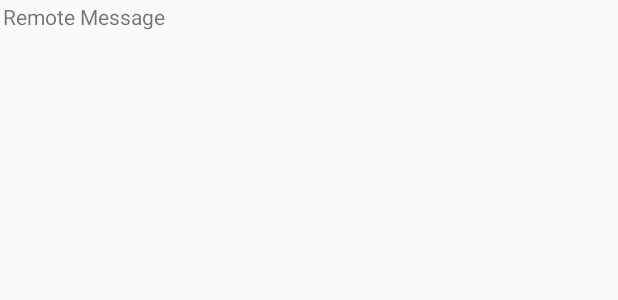
After one commit to jeffswartz/learning-opentok-android-original, an Android app: the layout message_single_remote.xml on its own in the app's theme, with its tools: preview values and no code run, on a phone screen of 412 x 824 dp. The commit adds this screen. Shown: the top 300 px of the screen. Run offline under Robolectric (Android 15) with nearby library versions, the phone set to English and light mode, and no system bars; network calls fail.

Commit message:
adds chat message model, chat message adapter for history, and a working implementation of text chat is complete

```diff
--- a/app/src/main/res/layout/activity_chat.xml
+++ b/app/src/main/res/layout/activity_chat.xml
@@ -19,7 +19,10 @@
         android:layout_height="@dimen/message_history_height"
         android:id="@+id/message_history_list_view"
         android:layout_above="@id/send_button"
-        android:layout_centerHorizontal="true" />
+        android:layout_centerHorizontal="true"
+        android:transcriptMode="alwaysScroll"
+        android:layout_marginTop="@dimen/message_history_vertical_margin"
+        android:layout_marginBottom="@dimen/message_history_vertical_margin"/>
 
     <FrameLayout
         android:layout_width="fill_parent"
--- /dev/null
+++ b/app/src/main/res/layout/message_single_remote.xml
@@ -0,0 +1,16 @@
+<?xml version="1.0" encoding="utf-8"?>
+<LinearLayout xmlns:android="http://schemas.android.com/apk/res/android"
+    android:layout_width="match_parent" android:layout_height="match_parent"
+    android:orientation="horizontal">
+
+    <TextView
+        android:layout_width="fill_parent"
+        android:layout_height="wrap_content"
+        android:text="Remote Message"
+        android:id="@+id/message_text"
+        android:gravity="start"
+        android:layout_marginLeft="@dimen/message_horizontal_margin"
+        android:layout_marginRight="@dimen/message_horizontal_margin"
+        android:layout_marginTop="@dimen/message_vertical_margin"
+        android:layout_marginBottom="@dimen/message_vertical_margin" />
+</LinearLayout>
--- a/app/src/main/res/values/dimens.xml
+++ b/app/src/main/res/values/dimens.xml
@@ -9,5 +9,8 @@
     <dimen name="publisher_bottom_margin">16dp</dimen>
     <dimen name="publisher_padding">2dp</dimen>
 
-    <dimen name="message_history_height">100dp</dimen>
+    <dimen name="message_history_height">120dp</dimen>
+    <dimen name="message_history_vertical_margin">8dp</dimen>
+    <dimen name="message_vertical_margin">1dp</dimen>
+    <dimen name="message_horizontal_margin">2dp</dimen>
 </resources>
--- a/app/src/main/res/values/strings.xml
+++ b/app/src/main/res/values/strings.xml
@@ -5,6 +5,5 @@
     <string name="action_settings">Settings</string>
 
     <string name="send_button_text">Send</string>
-    <string name="message_toast_label">Message: %1$s</string>
 
 </resources>
```
Also changed, not shown: app/src/main/java/com/tokbox/android/demo/learningopentok/ChatActivity.java (+13 -14 lines), app/src/main/java/com/tokbox/android/demo/learningopentok/ChatMessage.java (added, +56 -0 lines), app/src/main/java/com/tokbox/android/demo/learningopentok/ChatMessageAdapter.java (added, +58 -0 lines), app/src/main/res/layout/message_single.xml (deleted, +0 -11 lines), app/src/main/res/layout/message_single_local.xml (added, +16 -0 lines).
